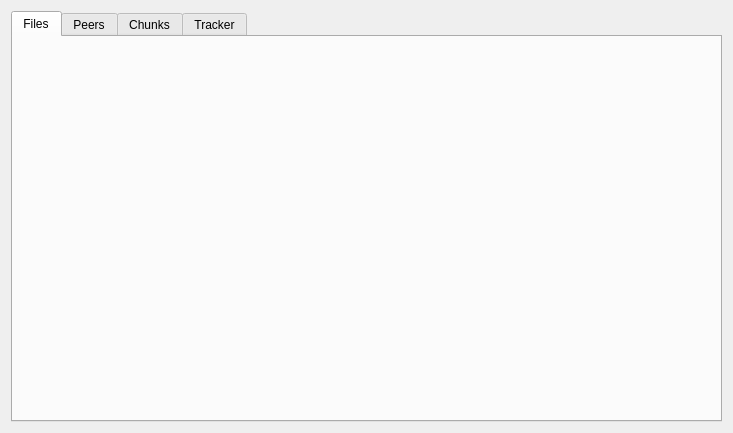
KDE/kget, file transfer-plugins/bittorrent/btadvanceddetailswidget.ui: the form before one commit.
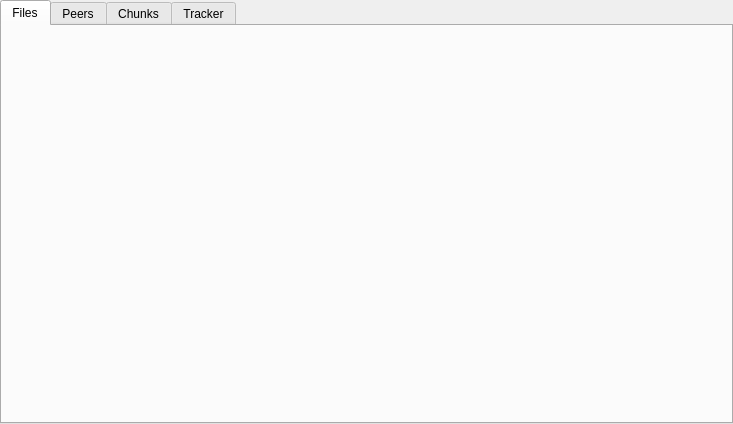
The form after the commit. The open tabs and pages were chosen to show the change. Custom widgets are drawn as their Qt base class.

The edit to the form file:
```diff
--- a/transfer-plugins/bittorrent/btadvanceddetailswidget.ui
+++ b/transfer-plugins/bittorrent/btadvanceddetailswidget.ui
@@ -6,7 +6,7 @@
     <x>0</x>
     <y>0</y>
     <width>733</width>
-    <height>433</height>
+    <height>424</height>
    </rect>
   </property>
   <layout class="QGridLayout" >
@@ -371,6 +371,7 @@
    </item>
   </layout>
  </widget>
+ <layoutdefault spacing="0" margin="0" />
  <customwidgets>
   <customwidget>
    <class>kt::PeerView</class>
```
Left out of the diff: 21 changed lines with no effect on the pictures.
